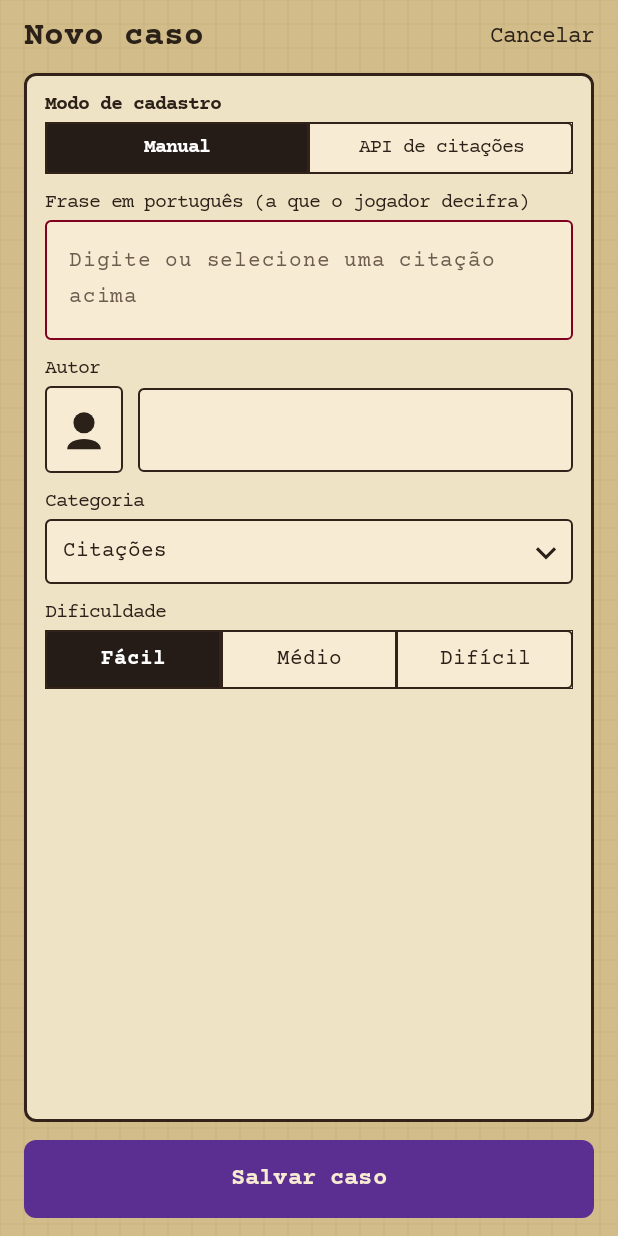
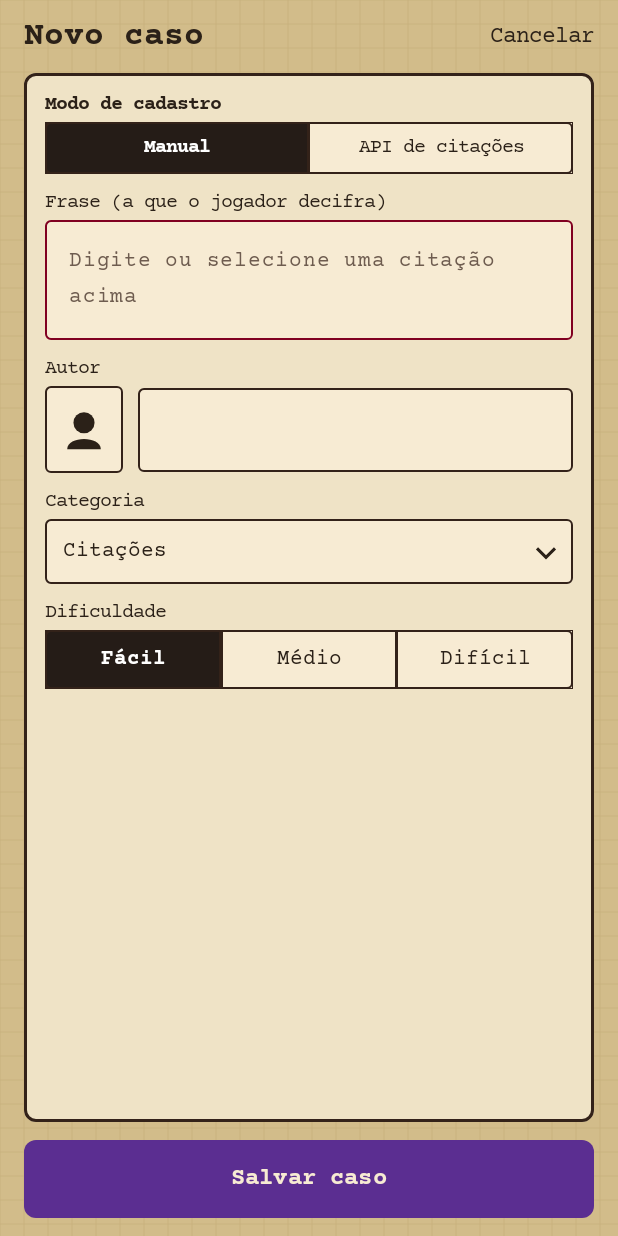
Before and after one commit to GuilhermeLuizRibeiro/criptograma, an Android app built with Jetpack Compose: the @Preview function TelaCriaCriptogramasAdminPreview, on a phone screen of 412 x 824 dp. Run offline under Robolectric (Android 15) with nearby library versions, the phone set to English and light mode, and no system bars.

Commit message:
refactor: ajuste de UI

```diff
--- a/app/src/main/java/com/example/myapplication/ui/telas/telaCriarCriptograma/TelaCriaCriptogramasAdmin.kt
+++ b/app/src/main/java/com/example/myapplication/ui/telas/telaCriarCriptograma/TelaCriaCriptogramasAdmin.kt
@@ -372,10 +372,10 @@ fun TelaCriaCriptogramasAdminContent(
                         }
                     }
 
-                    // Campo 1: Frase em português
+                    // Campo 1: Frase
                     Column {
                         Text(
-                            text = "Frase em português (a que o jogador decifra)",
+                            text = "Frase (a que o jogador decifra)",
                             fontFamily = CourierPrime,
                             fontSize = 13.sp,
                             color = tinta,
```
